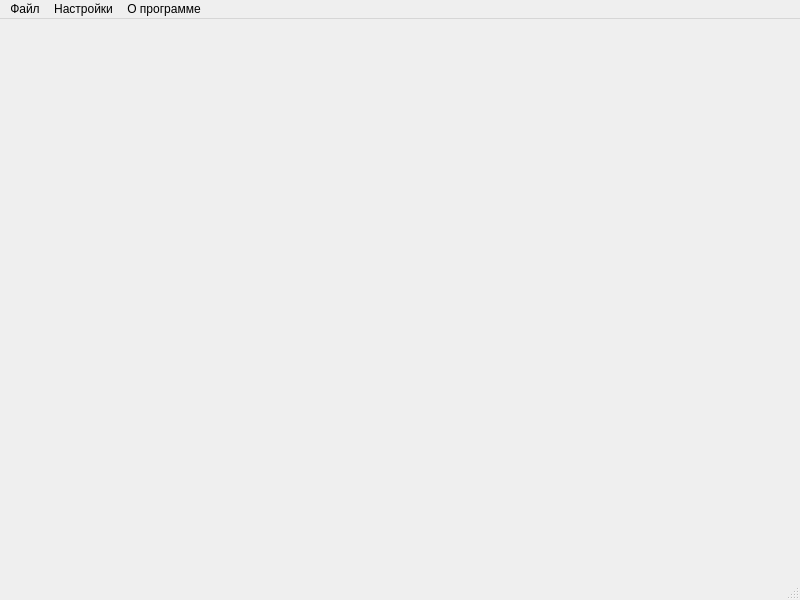
perforator-coder/spic---Simple-Picture-viwer, file mainwindow.ui: the form before one commit.
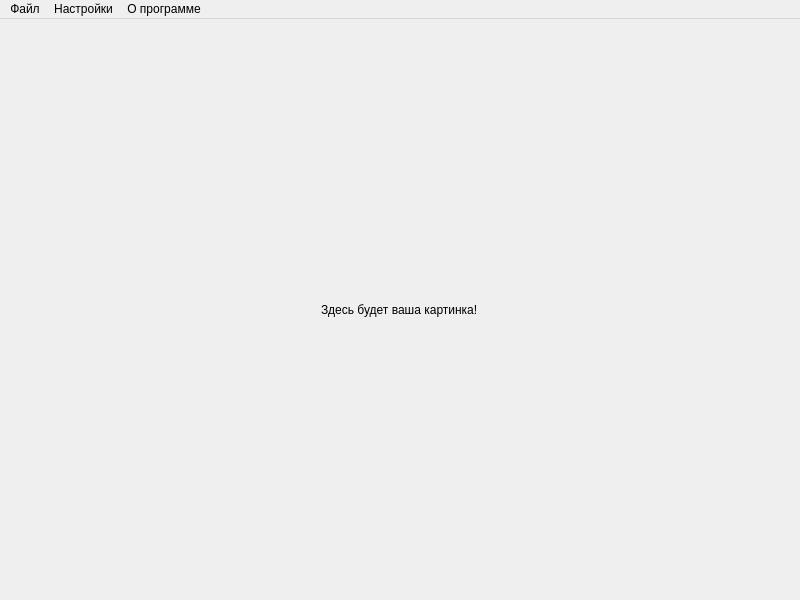
The form after the commit.

Commit message: Добавлена функция открытия png jpeg файлов

```diff
--- a/mainwindow.ui
+++ b/mainwindow.ui
@@ -13,7 +13,17 @@
   <property name="windowTitle">
    <string>MainWindow</string>
   </property>
-  <widget class="QWidget" name="centralwidget"/>
+  <widget class="QWidget" name="centralwidget">
+   <layout class="QGridLayout" name="gridLayout">
+    <item row="0" column="0" alignment="Qt::AlignmentFlag::AlignHCenter">
+     <widget class="QLabel" name="picture">
+      <property name="text">
+       <string>Здесь будет ваша картинка!</string>
+      </property>
+     </widget>
+    </item>
+   </layout>
+  </widget>
   <widget class="QMenuBar" name="menubar">
    <property name="geometry">
     <rect>
@@ -42,7 +52,11 @@
    <addaction name="menu_2"/>
    <addaction name="menu_3"/>
   </widget>
-  <widget class="QStatusBar" name="statusbar"/>
+  <action name="action">
+   <property name="text">
+    <string>Открыть файл</string>
+   </property>
+  </action>
  </widget>
  <resources/>
  <connections/>
```
Left out of the diff: 1 changed line with no effect on the pictures. The commit also changes 2 other files.
